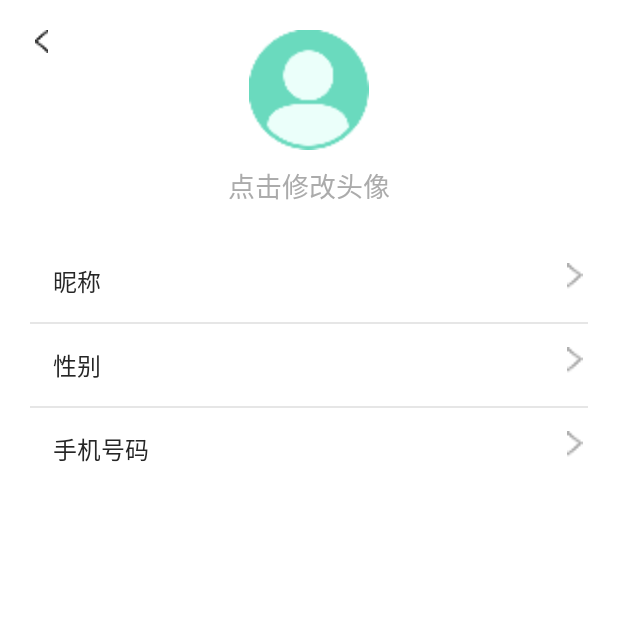
After one commit to theLearn/xpdc, an Android app: the UserCenterActivity screen opened directly, with no data from a screen before it, on a phone screen of 412 x 824 dp, the top half of it. The commit adds this screen. Run offline under Robolectric (Android 15) with nearby library versions, the phone set to English and light mode, and no system bars; pictures from the network do not load.

Commit message:
新增个人信息设置界面

```diff
--- a/PhotoPicker/src/main/res/values/styles.xml
+++ b/PhotoPicker/src/main/res/values/styles.xml
@@ -2,14 +2,14 @@
 <resources>
 
     <style name="__picker_actionBarTheme" parent="ThemeOverlay.AppCompat.Dark.ActionBar">
-        <item name="android:textColorPrimary">@android:color/primary_text_light</item>
+        <item name="android:textColorPrimary">@android:color/white</item>
         <item name="actionBarSize">@dimen/__picker_actionBarSize</item>
     </style>
 
     <style name="__picker_customTheme" parent="Theme.AppCompat.Light.NoActionBar">
         <item name="actionBarTheme">@style/__picker_actionBarTheme</item>
-        <item name="colorPrimary">#00B4E6</item>
+        <item name="colorPrimary">@color/__picker_black_40</item>
         <item name="actionBarSize">@dimen/__picker_actionBarSize</item>
-        <item name="colorPrimaryDark">#00B4E6</item>
+        <item name="colorPrimaryDark">@color/__picker_black_40</item>
     </style>
 </resources>
--- a/app/build.gradle
+++ b/app/build.gradle
@@ -15,7 +15,7 @@ android {
         multiDexEnabled true
     }
     buildTypes {
-        debug {
+        debug{
             signingConfig getSignInfo("../sign.property")
         }
         release {
--- a/app/src/main/AndroidManifest.xml
+++ b/app/src/main/AndroidManifest.xml
@@ -49,6 +49,10 @@
         </activity>
         <activity android:name=".activity.AddressSelectActivity">
         </activity>
+        <activity android:name=".activity.UserCenterActivity">
+        </activity>
+        <activity android:name=".activity.NameSettingActivity">
+        </activity>
     </application>
 
 </manifest>
--- a/app/src/main/java/com/xp/dc/xpdc/activity/MainActivity.kt
+++ b/app/src/main/java/com/xp/dc/xpdc/activity/MainActivity.kt
@@ -128,6 +128,7 @@ class MainActivity : BasicActivity(), View.OnClickListener, AppLocationUtils.XPL
         when (v?.id) {
             R.id.ll_nv_main_head_edit
             -> {
+                startActivity(Intent(this, UserCenterActivity::class.java))
                 dl_main.closeDrawers()
             }
             R.id.ll_nv_main_head_order -> {
--- a/app/src/main/res/layout/activity_map.xml
+++ b/app/src/main/res/layout/activity_map.xml
@@ -23,7 +23,7 @@
                 android:scaleType="fitXY"
                 android:layout_marginBottom="@dimen/public_space_value_20"
                 android:layout_marginRight="@dimen/public_space_value_20"/>
-</RelativeLayout>
+    </RelativeLayout>
 
     <LinearLayout
             android:layout_width="match_parent"
@@ -89,7 +89,8 @@
         </LinearLayout>
 
         <ImageView
-                android:layout_width="match_parent" android:layout_height="@dimen/public_space_value_1"
+                android:layout_width="match_parent"
+                android:layout_height="@dimen/public_space_value_1"
                 android:layout_marginLeft="@dimen/public_space_value_20"
                 android:layout_marginRight="@dimen/public_space_value_20"
                 android:scaleType="fitXY"
--- /dev/null
+++ b/app/src/main/res/layout/activity_user_center.xml
@@ -0,0 +1,112 @@
+<?xml version="1.0" encoding="utf-8"?>
+<LinearLayout xmlns:android="http://schemas.android.com/apk/res/android"
+              android:layout_width="match_parent"
+              android:layout_height="match_parent"
+              android:background="@color/white"
+              android:orientation="vertical">
+
+    <RelativeLayout android:layout_width="match_parent" android:layout_height="@dimen/public_space_value_160"
+                    android:padding="@dimen/public_space_value_20">
+
+
+        <ImageView
+                android:id="@+id/iv_head"
+                android:layout_width="@dimen/public_space_value_80" android:layout_height="@dimen/public_space_value_80"
+                android:src="@mipmap/ico_head"
+                android:layout_centerHorizontal="true"/>
+        <ImageView android:layout_width="@dimen/public_space_value_15"
+                   android:layout_height="@dimen/public_space_value_15"
+                   android:src="@mipmap/ic_back"
+                   android:layout_alignTop="@id/iv_head"
+                   android:id="@+id/back"/>
+        <TextView android:layout_width="wrap_content" android:layout_height="wrap_content"
+                  android:layout_centerHorizontal="true"
+                  android:text="@string/change_icon"
+                  android:textColor="@color/text_gray1"
+                  android:textSize="@dimen/large_text_size"
+                  android:layout_marginTop="@dimen/public_space_value_10"
+                  android:layout_below="@id/iv_head"/>
+
+    </RelativeLayout>
+
+    <RelativeLayout
+            android:id="@+id/rl_nickname"
+            android:paddingRight="@dimen/public_space_value_20"
+            android:paddingLeft="@dimen/public_space_value_20"
+            android:paddingBottom="@dimen/public_space_value_15"
+            android:paddingTop="@dimen/public_space_value_15"
+            android:orientation="horizontal"
+            android:gravity="center_vertical"
+            android:layout_width="match_parent"
+            android:layout_height="wrap_content">
+        <ImageView
+                android:layout_width="@dimen/public_space_value_17"
+                android:layout_height="@dimen/public_space_value_17"
+                android:src="@mipmap/arrow_right" android:layout_alignParentRight="true"/>
+        <TextView
+                android:layout_width="wrap_content"
+                android:layout_height="wrap_content"
+                android:layout_marginLeft="@dimen/public_space_value_15"
+                android:text="@string/nickname"
+                android:textSize="@dimen/big_text_size"
+                android:textColor="@color/text_black_call"/>
+    </RelativeLayout>
+
+    <View android:layout_width="match_parent" android:layout_height="@dimen/public_space_value_1"
+          android:background="@color/line_gray"
+          android:layout_marginRight="@dimen/public_space_value_20"
+          android:layout_marginLeft="@dimen/public_space_value_20"/>
+
+    <RelativeLayout
+            android:id="@+id/rl_sex"
+            android:paddingRight="@dimen/public_space_value_20"
+            android:paddingLeft="@dimen/public_space_value_20"
+            android:paddingBottom="@dimen/public_space_value_15"
+            android:paddingTop="@dimen/public_space_value_15"
+            android:orientation="horizontal"
+            android:gravity="center_vertical"
+            android:layout_width="match_parent"
+            android:layout_height="wrap_content">
+        <ImageView
+                android:layout_width="@dimen/public_space_value_17"
+                android:layout_height="@dimen/public_space_value_17"
+                android:layout_alignParentRight="true"
+                android:src="@mipmap/arrow_right"/>
+        <TextView
+                android:layout_width="wrap_content"
+                android:layout_height="wrap_content"
+                android:layout_marginLeft="@dimen/public_space_value_15"
+                android:text="@string/sex"
+                android:textSize="@dimen/big_text_size"
+                android:textColor="@color/text_black_call"/>
+    </RelativeLayout>
+
+    <View android:layout_width="match_parent" android:layout_height="@dimen/public_space_value_1"
+          android:background="@color/line_gray"
+          android:layout_marginRight="@dimen/public_space_value_20"
+          android:layout_marginLeft="@dimen/public_space_value_20"/>
+
+    <RelativeLayout
+            android:id="@+id/rl_telNo"
+            android:paddingRight="@dimen/public_space_value_20"
+            android:paddingLeft="@dimen/public_space_value_20"
+            android:paddingBottom="@dimen/public_space_value_15"
+            android:paddingTop="@dimen/public_space_value_15"
+            android:orientation="horizontal"
+            android:gravity="center_vertical"
+            android:layout_width="match_parent"
+            android:layout_height="wrap_content">
+        <ImageView
+                android:layout_width="@dimen/public_space_value_17"
+                android:layout_height="@dimen/public_space_value_17"
+                android:layout_alignParentRight="true"
+                android:src="@mipmap/arrow_right"/>
+        <TextView
+                android:layout_width="wrap_content"
+                android:layout_height="wrap_content"
+                android:layout_marginLeft="@dimen/public_space_value_15"
+                android:text="@string/telNo"
+                android:textSize="@dimen/big_text_size"
+                android:textColor="@color/text_black_call"/>
+    </RelativeLayout>
+</LinearLayout>
--- a/app/src/main/res/values/strings.xml
+++ b/app/src/main/res/values/strings.xml
@@ -11,6 +11,11 @@
     <string name="my_order">我的订单</string>
     <string name="edit_pw">修改密码</string>
     <string name="about_app">关于小平</string>
+    <string name="change_icon">点击修改头像</string>
+    <string name="nickname">昵称</string>
+    <string name="sex">性别</string>
+    <string name="telNo">手机号码</string>
+    <string name="change_nick">修改昵称</string>
     <string name="select_start_address">选择出发地</string>
     <string name="select_destination">选择目的地</string>
     <string name="city_search_hint">城市中文名或拼音</string>
--- a/common/src/main/res/values/colors.xml
+++ b/common/src/main/res/values/colors.xml
@@ -294,5 +294,8 @@
     <color name="text_default">#666666</color>
     <color name="text_default_second">#6A6A6A</color>
     <color name="text_gray">#AAAAAA</color>
-    <color name="line_gray">#d5d5d5</color>
+    <color name="line_gray">#E6E6E6</color>
+    <color name="text_gray1">#ABABAB</color>
+
+
 </resources>
```
Also changed, not shown: app/src/main/java/com/xp/dc/xpdc/activity/NameSettingActivity.java (added, +29 -0 lines), app/src/main/java/com/xp/dc/xpdc/activity/UserCenterActivity.java (added, +95 -0 lines), app/src/main/res/layout/activity_name_setting.xml (added, +7 -0 lines), common/src/main/java/com/example/hongcheng/common/util/ImageLoadUtils.java (+47 -1 lines), app/src/main/res/mipmap-xxhdpi/arrow_right.png (added), app/src/main/res/mipmap-xxhdpi/ic_back.png (added), app/src/main/res/mipmap-xxhdpi/ico_head.png (added), app/src/main/res/mipmap-xxhdpi/line.png (added).
